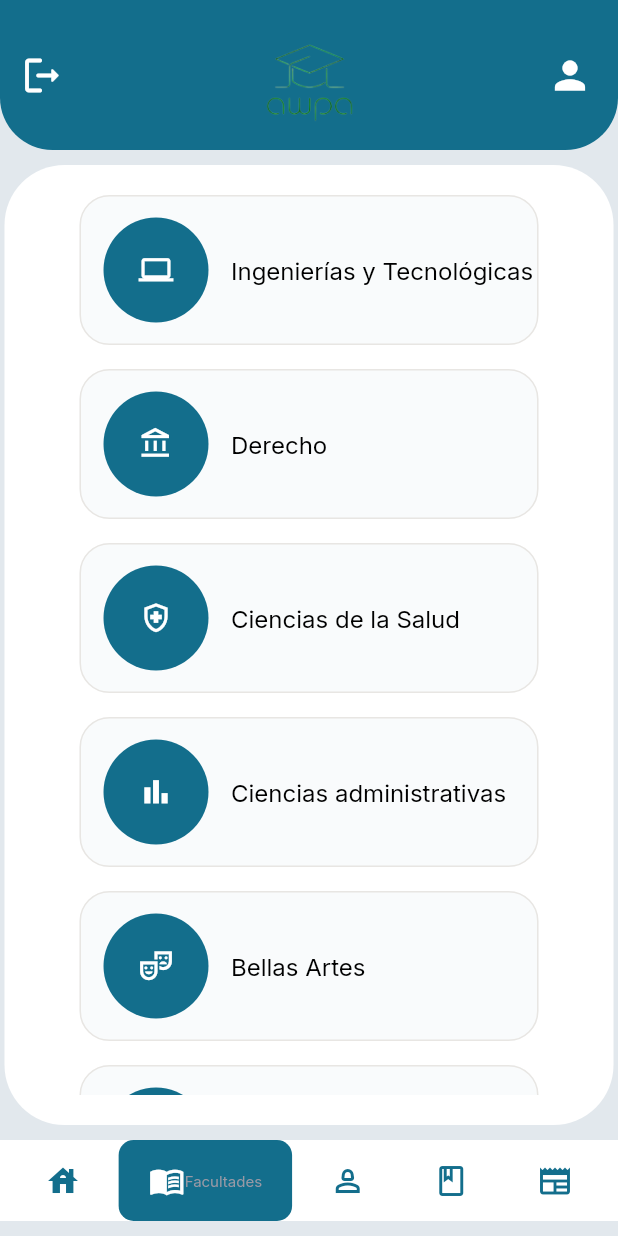
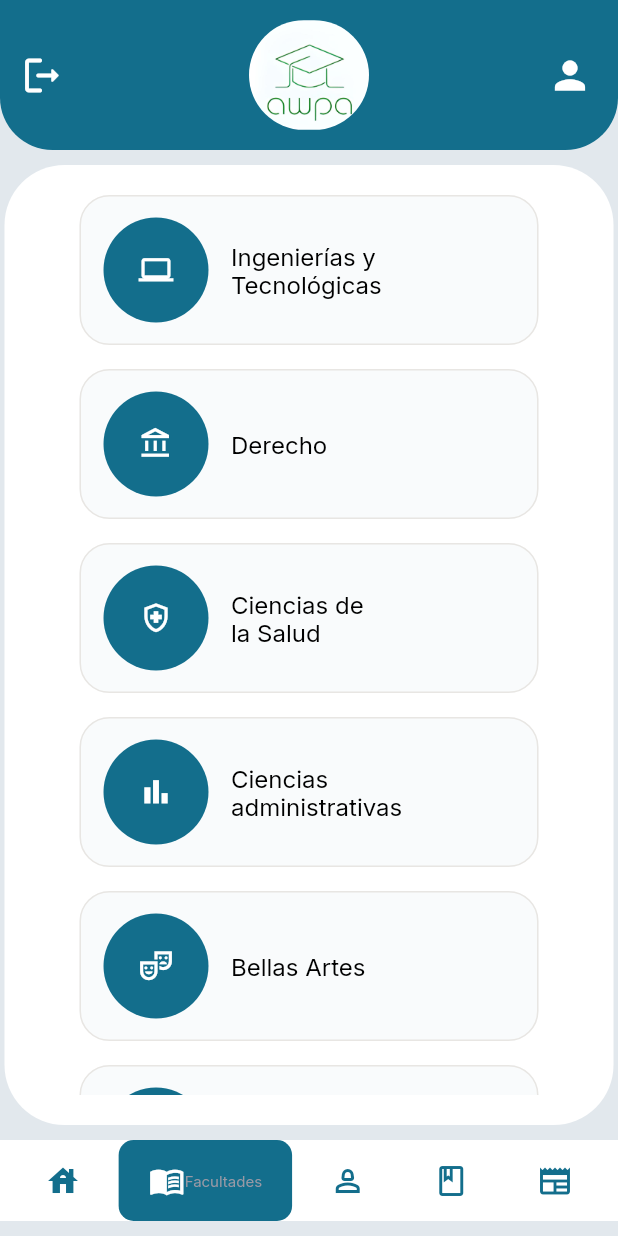
Before and after one commit to ozark7/AwpaLast, a Flutter app: the Menu screen opened directly, item 2 of the bottom bar chosen, on a phone screen of 412 x 824 dp. Run offline on Flutter 3.47's test engine with Material 2 defaults, Android fonts, the light colour scheme and no system bars; drawn by our look-alikes of google_nav_bar; our stand-ins replace carousel_slider, google_fonts.

Commit message:
update:someBugsFixed:BenaApi

```diff
--- a/lib/src/domain/data/get_facultad_data.dart
+++ b/lib/src/domain/data/get_facultad_data.dart
@@ -3,7 +3,7 @@ import '../models/facultad.dart';
 class GetFacultadData {
   static final List<Facultad> _facultadesList = [
     Facultad(
-      name: 'Ingenierías y Tecnológicas',
+      name: 'Ingenierías y\nTecnológicas',
       materias: '7',
       code: 'SSS01',
     ),
@@ -13,12 +13,12 @@ class GetFacultadData {
       code: 'SSS02',
     ),
     Facultad(
-      name: 'Ciencias de la Salud',
+      name: 'Ciencias de\nla Salud',
       materias: '9',
       code: 'SSS03',
     ),
     Facultad(
-      name: 'Ciencias administrativas',
+      name: 'Ciencias\nadministrativas',
       materias: '4',
       code: 'SSS04',
     ),
@@ -34,7 +34,6 @@ class GetFacultadData {
     ),
   ];
   final String foto;
-  GetFacultadData.fromJson(Map<String, dynamic> json):foto
-  = json['foto'];
+  GetFacultadData.fromJson(Map<String, dynamic> json) : foto = json['foto'];
   static List<Facultad> get facultadesList => _facultadesList;
 }
--- a/lib/src/ui/pages/home.dart
+++ b/lib/src/ui/pages/home.dart
@@ -44,7 +44,7 @@ class _homeState extends State<home> {
                     fontWeight: FontWeight.bold,
                   ),
                 ),
-                SizedBox(height: 16),
+                SizedBox(height: 12),
                 GestureDetector(
                   onTap: toggleCardSize,
                   child: AnimatedContainer(
@@ -75,7 +75,7 @@ class _homeState extends State<home> {
                     ),
                   ),
                 ),
-                SizedBox(height: 16),
+                SizedBox(height: 12),
                 GestureDetector(
                   onTap: toggleCardSize,
                   child: AnimatedContainer(
@@ -106,7 +106,7 @@ class _homeState extends State<home> {
                     ),
                   ),
                 ),
-                SizedBox(height: 16),
+                SizedBox(height: 12),
                 GestureDetector(
                   onTap: toggleCardSize,
                   child: AnimatedContainer(
--- a/lib/src/ui/pages/noticias.dart
+++ b/lib/src/ui/pages/noticias.dart
@@ -40,7 +40,8 @@ class News extends StatelessWidget {
                         child: Image(
                           width: 1000,
                           fit: BoxFit.cover,
-                          image: NetworkImage(item),
+                          image: NetworkImage(
+                              'https://cdn.pixabay.com/photo/2023/05/28/05/34/bird-8022869_640.jpg'),
                         )),
                     /* Ink.image(image:AssetImage(item), fit: BoxFit.cover,width: 1000.0,child: GestureDetector(onTap: (){
                       launch("https://www.youtube.com/watch?v=E6zyrc8F-dA");
--- a/lib/src/ui/screens/menu.dart
+++ b/lib/src/ui/screens/menu.dart
@@ -10,7 +10,7 @@ import '../pages/profile.dart';
 import '../pages/home.dart';
 import '../pages/app.dart';
 
-String currentImage = "images/awpaICON.png";
+String currentImage = "images/awpaICON2.png";
 
 int _currentIndex2 = 0;
 
@@ -64,7 +64,7 @@ class _MenuState extends State<Menu> {
               text: "Home",
               textStyle: TextStyle(fontSize: 10),
               iconActiveColor: Colors.white,
-              textColor: Colors.white,
+              textColor: Colors.black,
             ),
             GButton(
               icon: Icons.menu_book_outlined,
@@ -156,8 +156,6 @@ class AppBarUtil {
       ),
       title: GestureDetector(
         onTap: () {
-          // Lógica para manejar el clic en la imagen del AppBar
-          // Por ejemplo, puedes navegar a la pantalla de inicio
           Navigator.push(
             context,
             MaterialPageRoute(builder: (context) => Menu()),
--- a/pubspec.yaml
+++ b/pubspec.yaml
@@ -52,8 +52,8 @@ dev_dependencies:
 flutter_icons:
   android: 'launcher_icon'
   ios: true
-  image_path: 'images/awpaICON.png'
-  adaptive_icon_background: 'images/awpaICON.png'
+  image_path: 'images/awpaICON2.png'
+  adaptive_icon_background: 'images/awpaICON2.png'
 
 # For information on the generic Dart part of this file, see the
 # following page: https://dart.dev/tools/pub/pubspec
```
Also changed, not shown: images/awpaICON2.png (added).
